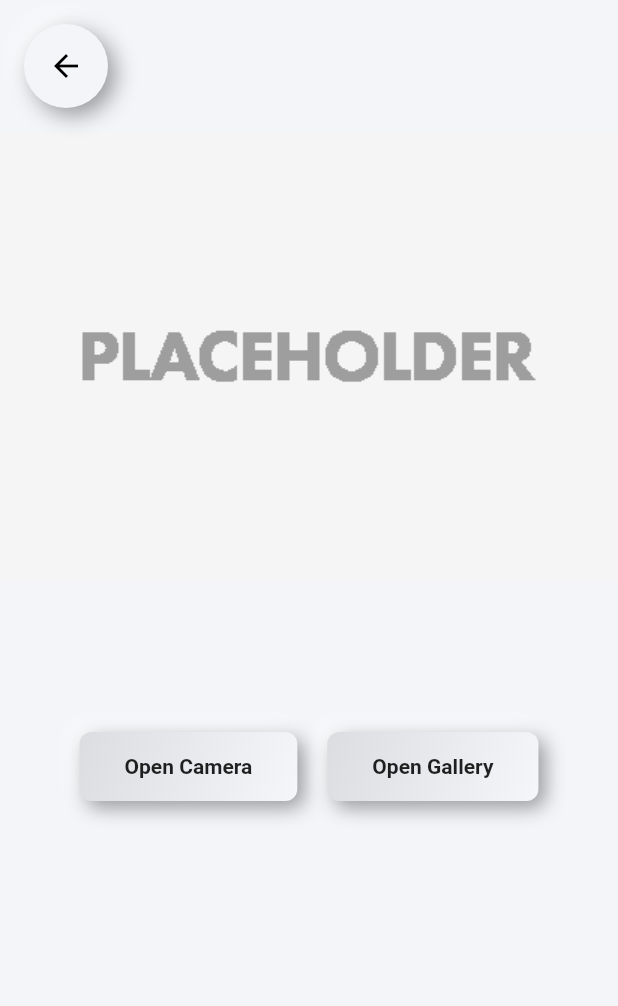
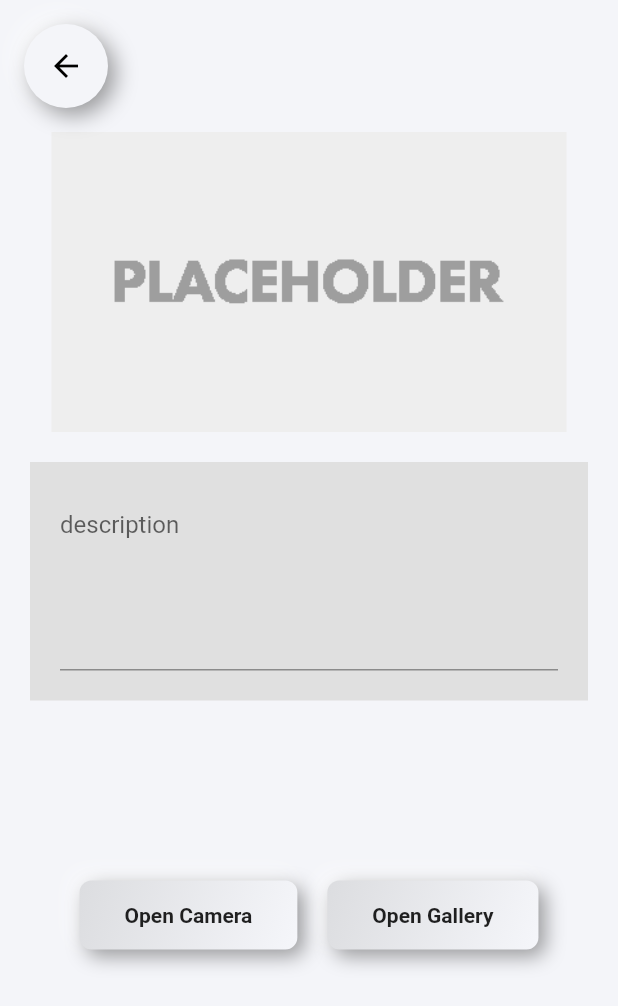
Before and after one commit to sunny-jang/cat_posting_app, a Flutter app: the ImagePickerPage screen opened directly, on a phone screen of 412 x 824 dp. Shown: the top 1006 px of the screen. Run offline on Flutter 3.47's test engine with Material 2 defaults, Android fonts, the phone set to English and light mode, and no system bars; drawn by our look-alikes of flutter_neumorphic; our stand-ins replace firebase_auth, firebase_storage, flutter_svg; accounts and stored records are empty; network calls fail.

Commit message:
Add textarea for description of picture

```diff
--- a/lib/imagePickerPage.dart
+++ b/lib/imagePickerPage.dart
@@ -3,11 +3,15 @@ import 'package:flutter/material.dart';
 import 'package:flutter_neumorphic/flutter_neumorphic.dart';
 
 class ImagePickerPage extends StatefulWidget {
+
   @override
   _ImagePickerPageState createState() => _ImagePickerPageState();
 }
 
 class _ImagePickerPageState extends State<ImagePickerPage> {
+  final GlobalKey<FormState> _formKey = GlobalKey<FormState>();
+  final TextEditingController _descriptionController = TextEditingController();
+
   @override
   Widget build(BuildContext context) {
     return Scaffold(
@@ -17,11 +21,25 @@ class _ImagePickerPageState extends State<ImagePickerPage> {
         child: Column(
           children: <Widget>[
             Container(
-              color: Colors.grey[100],
+              color: Colors.grey[200],
               child: Image(
-                height: 300,
+                height: 200,
                 image: AssetImage('assets/placeholder-client.png'),
                 color: Colors.grey[500],
+              ),
+            ),
+            Container(
+              color: Colors.grey[300],
+              margin: EdgeInsets.all(20),
+              padding: EdgeInsets.all(20),
+              child: Form(
+                child: TextFormField(
+                  maxLines: 5,
+                  controller: _descriptionController,
+                  decoration: InputDecoration(
+                    hintText: "description"
+                  ),
+                ),
               ),
             ),
             SizedBox(
```
